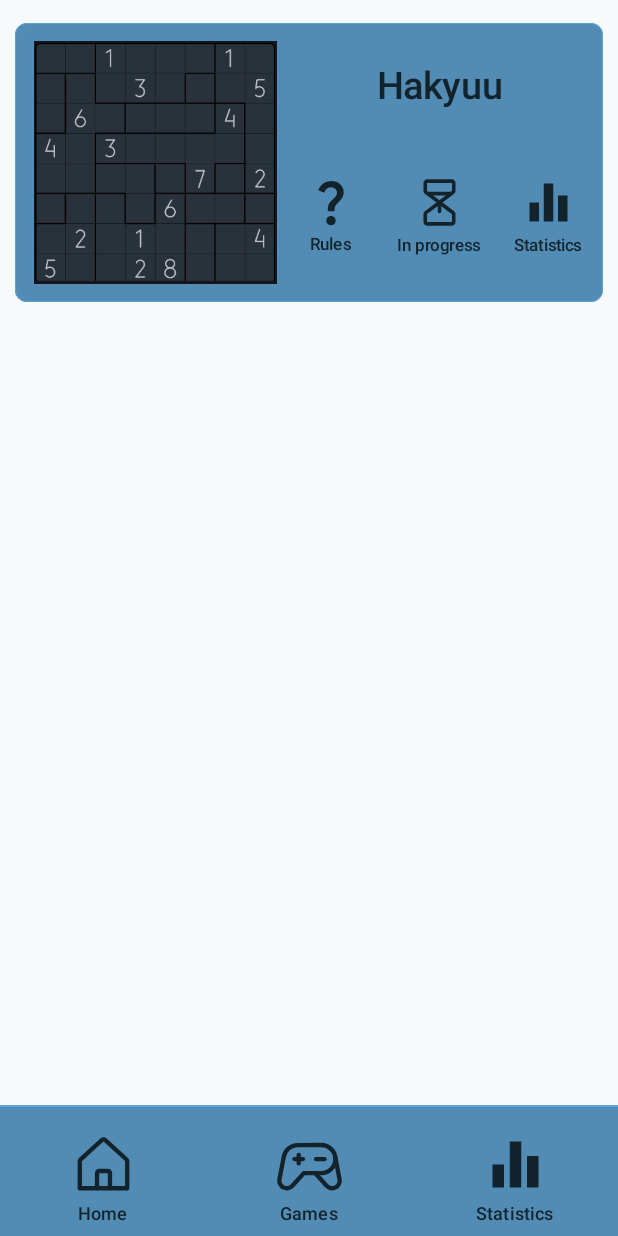
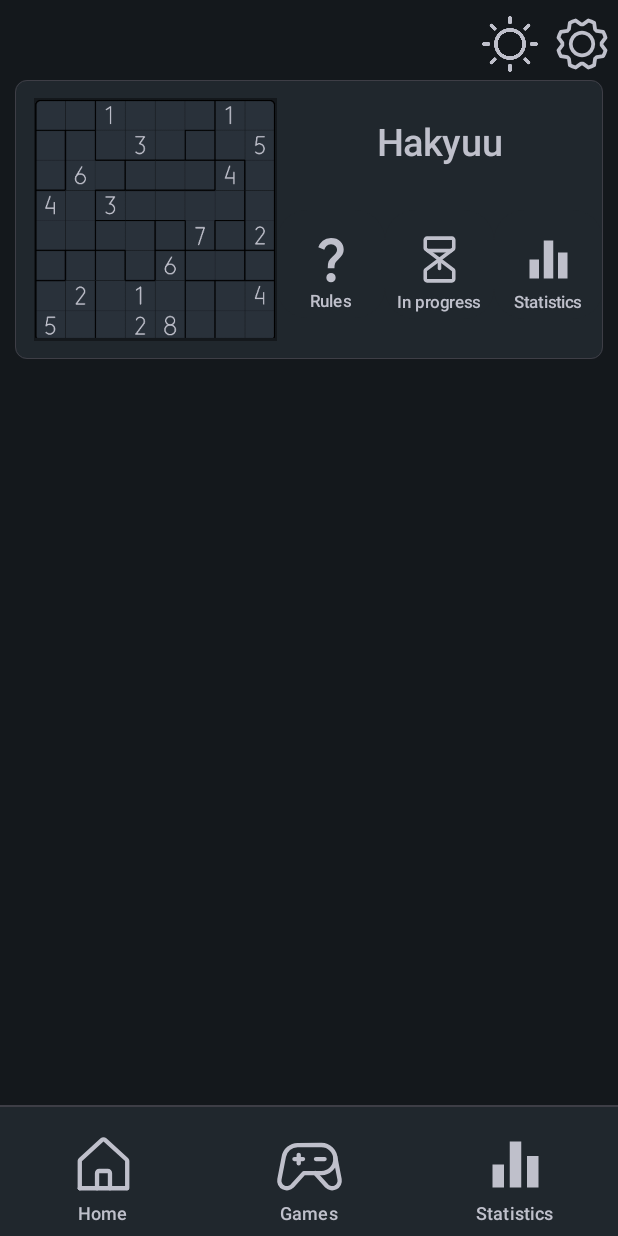
Before and after one commit to Ahydul/logic-games, an Android app built with Jetpack Compose: the screen it shows after launch (MainActivity), after a tap on "Games", on a phone screen of 412 x 824 dp. Run offline under Robolectric (Android 15) with nearby library versions, the phone set to English and light mode, and no system bars; our stand-ins replace Room's generated code; 1 statement that could not run was skipped; 2 other taps on this screen came first.

Commit message:
Add dark theme

```diff
--- a/app/src/main/java/com/example/tfg/MainActivity.kt
+++ b/app/src/main/java/com/example/tfg/MainActivity.kt
@@ -7,10 +7,13 @@ import androidx.activity.ComponentActivity
 import androidx.activity.compose.setContent
 import androidx.activity.viewModels
 import androidx.compose.foundation.background
+import androidx.compose.foundation.isSystemInDarkTheme
 import androidx.compose.foundation.layout.fillMaxSize
 import androidx.compose.foundation.layout.fillMaxWidth
 import androidx.compose.material3.MaterialTheme
 import androidx.compose.material3.Surface
+import androidx.compose.runtime.CompositionLocalProvider
+import androidx.compose.runtime.getValue
 import androidx.compose.ui.Modifier
 import androidx.compose.ui.res.colorResource
 import com.example.tfg.common.GameFactory
@@ -18,9 +21,12 @@ import com.example.tfg.common.IdGenerator
 import com.example.tfg.data.GameDatabase
 import com.example.tfg.data.LimitedGameDao
 import com.example.tfg.state.CustomMainViewModelFactory
+import com.example.tfg.state.DarkTheme
+import com.example.tfg.state.LocalTheme
 import com.example.tfg.state.MainViewModel
 import com.example.tfg.ui.components.mainactivity.MainScreen
 import com.example.tfg.ui.theme.TFGTheme
+import com.example.tfg.ui.theme.Theme
 import kotlinx.coroutines.runBlocking
 
 class MainActivity : ComponentActivity() {
@@ -34,24 +40,8 @@ class MainActivity : ComponentActivity() {
         }
     }
 
-    private fun getLastPlayedGame(dao: LimitedGameDao, configurationPrefs: SharedPreferences): Long {
-        var lastPlayedGame = configurationPrefs.getLong("lastPlayedGame", -1L)
-        if (lastPlayedGame != -1L && runBlocking { !dao.existsOnGoingGameById(lastPlayedGame) }) {
-            //Game was completed or doesn't exist
-            lastPlayedGame = -1L
-            with(configurationPrefs.edit()) {
-                putLong("lastPlayedGame", -1)
-                apply()
-            }
-        }
-        return lastPlayedGame
-    }
-
     override fun onRestart() {
-        val dao = GameDatabase.getDatabase(this).limitedGameDao()
-        val configurationPrefs = getSharedPreferences("Configuration", Context.MODE_PRIVATE)
-        val lastPlayedGame = getLastPlayedGame(dao, configurationPrefs)
-        viewModel?.setLastPlayedGame(lastPlayedGame)
+        viewModel?.setLastPlayedGame(-1)
         super.onRestart()
     }
 
@@ -63,14 +53,19 @@ class MainActivity : ComponentActivity() {
         val database = GameDatabase.getDatabase(this)
         val limitedGameDao = database.limitedGameDao()
         val statsDao = database.statsDao()
-        val lastPlayedGame = getLastPlayedGame(limitedGameDao, configurationPrefs)
         val gameFactory = GameFactory(database.gameDao())
-        val vm: MainViewModel by viewModels{ CustomMainViewModelFactory(limitedGameDao, statsDao, gameFactory, lastPlayedGame) }
+
+        val vm: MainViewModel by viewModels{ CustomMainViewModelFactory(limitedGameDao, statsDao, gameFactory, configurationPrefs) }
         viewModel = vm
 
         super.onCreate(savedInstanceState)
         setContent {
-            TFGTheme {
+            val darkTheme = when (vm.getTheme()) {
+                Theme.LIGHT_MODE -> DarkTheme(false)
+                Theme.DARK_MODE -> DarkTheme(true)
+            }
+            CompositionLocalProvider(LocalTheme provides darkTheme) {
+                TFGTheme(darkTheme = LocalTheme.current.isDark) {
                     // A surface container using the 'background' color from the theme
                     MainScreen(
                         viewModel = vm,
@@ -78,6 +73,7 @@ class MainActivity : ComponentActivity() {
                             .background(MaterialTheme.colorScheme.background)
                             .fillMaxWidth()
                     )
+                }
             }
         }
     }
--- a/app/src/main/java/com/example/tfg/common/GameInstance.kt
+++ b/app/src/main/java/com/example/tfg/common/GameInstance.kt
@@ -8,6 +8,8 @@ import com.example.tfg.common.entities.Game
 import com.example.tfg.common.entities.GameState
 import com.example.tfg.common.entities.relations.MoveWithActions
 import com.example.tfg.data.GameDao
+import kotlinx.coroutines.GlobalScope
+import kotlinx.coroutines.launch
 import kotlinx.coroutines.runBlocking
 
 class GameInstance(
@@ -23,6 +25,7 @@ class GameInstance(
         fun create(gameId: Long, gameDao: GameDao): GameInstance {
             val game = runBlocking { gameDao.getGameById(gameId) }
             val gameStateIds = runBlocking { gameDao.getGameStateIdsByGameId(gameId) }
+            if (gameStateIds.isEmpty()) GlobalScope.launch { gameDao.deleteGame(game) }
             val gameStateId = gameStateIds[0]
             val actualGameState = runBlocking { gameDao.getGameStateById(gameStateId) }
             val moves = runBlocking { gameDao.getMovesByGameStateId(gameStateId) }
--- a/app/src/main/java/com/example/tfg/state/ActiveGameViewModel.kt
+++ b/app/src/main/java/com/example/tfg/state/ActiveGameViewModel.kt
@@ -914,7 +914,7 @@ class ActiveGameViewModel(
             else getRandomPosition()
 
         if (getCellValue(position) != 0) return
-
+        addClue()
         setCell(
             index = position,
             newCell = getCell(position).copyOnlyIndex(value = getCompletedBoard()[position])
@@ -922,7 +922,6 @@ class ActiveGameViewModel(
 
         // We don't create a move to now avoid repeating clues
 
-        addClue()
     }
 
     fun buttonShouldBeEnabled(): Boolean {
--- a/app/src/main/java/com/example/tfg/state/CustomMainViewModelFactory.kt
+++ b/app/src/main/java/com/example/tfg/state/CustomMainViewModelFactory.kt
@@ -1,5 +1,6 @@
 package com.example.tfg.state
 
+import android.content.SharedPreferences
 import androidx.lifecycle.ViewModel
 import androidx.lifecycle.ViewModelProvider
 import com.example.tfg.common.GameFactory
@@ -12,12 +13,12 @@ class CustomMainViewModelFactory(
     private val gameDao: LimitedGameDao,
     private val statsDao: StatsDao,
     private val gameFactory: GameFactory,
-    private val lastPlayedGame: Long
+    private val configurationPrefs: SharedPreferences
 ) : ViewModelProvider.Factory
 {
     override fun <T : ViewModel> create(modelClass: Class<T>): T {
         if (modelClass.isAssignableFrom(MainViewModel::class.java)) {
-            return MainViewModel(gameDao, statsDao, gameFactory, lastPlayedGame) as T
+            return MainViewModel(gameDao, statsDao, gameFactory, configurationPrefs) as T
         }
         throw IllegalArgumentException("Unknown ViewModel class")
     }
--- /dev/null
+++ b/app/src/main/java/com/example/tfg/state/DarkTheme.kt
@@ -0,0 +1,7 @@
+package com.example.tfg.state
+
+import androidx.compose.runtime.compositionLocalOf
+
+data class DarkTheme(val isDark: Boolean = false)
+
+val LocalTheme = compositionLocalOf { DarkTheme() }
--- a/app/src/main/java/com/example/tfg/state/MainViewModel.kt
+++ b/app/src/main/java/com/example/tfg/state/MainViewModel.kt
@@ -1,14 +1,17 @@
 package com.example.tfg.state
 
+import android.content.SharedPreferences
 import android.graphics.Bitmap
+import androidx.compose.runtime.mutableStateOf
 import androidx.lifecycle.ViewModel
-import com.example.tfg.games.common.Difficulty
 import com.example.tfg.common.GameFactory
 import com.example.tfg.common.GameLowerInfo
 import com.example.tfg.common.utils.Utils
 import com.example.tfg.data.LimitedGameDao
 import com.example.tfg.data.StatsDao
+import com.example.tfg.games.common.Difficulty
 import com.example.tfg.games.common.Games
+import com.example.tfg.ui.theme.Theme
 import kotlinx.coroutines.runBlocking
 import java.time.LocalDateTime
 
@@ -16,10 +19,36 @@ class MainViewModel(
     private val gameDao: LimitedGameDao,
     private val statsDao: StatsDao,
     private val gameFactory: GameFactory,
-    private var lastPlayedGame: Long
+    private val configurationPrefs: SharedPreferences
 ) : ViewModel() {
 
+    private val themeUserSetting = mutableStateOf(
+        Theme.from(configurationPrefs.getString("theme", "LIGHT_MODE") ?: Theme.LIGHT_MODE.name)
+    )
+
+    private var lastPlayedGame = getLastPlayedGame()
+
 //  Main functions
+
+    private fun getLastPlayedGame(): Long {
+        var lastPlayedGame = configurationPrefs.getLong("lastPlayedGame", -1L)
+        if (lastPlayedGame != -1L && runBlocking { !gameDao.existsOnGoingGameById(lastPlayedGame) }) {
+            //Game was completed or doesn't exist
+            lastPlayedGame = -1L
+            with(configurationPrefs.edit()) {
+                putLong("lastPlayedGame", -1)
+                apply()
+            }
+        }
+        return lastPlayedGame
+    }
+
+    fun setLastPlayedGame(id: Long) {
+        with (configurationPrefs.edit()) {
+            putLong("lastPlayedGame", id)
+            apply() //asynchronous
+        }
+    }
 
     fun createGame(chosenGame: Games, numRows: Int, numColumns: Int, difficulty: Difficulty): Long {
         return runBlocking {
@@ -29,6 +58,28 @@ class MainViewModel(
                 numColumns = numColumns,
                 difficulty = difficulty
             )
+        }
+    }
+
+    fun getTheme() = themeUserSetting.value
+
+    fun setConfigurationTheme(theme: Theme) {
+        with (configurationPrefs.edit()) {
+            putString("theme", theme.name)
+            apply()
+        }
+    }
+
+    fun setTheme() {
+        when(getTheme()){
+            Theme.DARK_MODE -> {
+                themeUserSetting.value = Theme.LIGHT_MODE
+                setConfigurationTheme(Theme.LIGHT_MODE)
+            }
+            Theme.LIGHT_MODE -> {
+                themeUserSetting.value = Theme.DARK_MODE
+                setConfigurationTheme(Theme.DARK_MODE)
+            }
         }
     }
 
@@ -55,15 +106,10 @@ class MainViewModel(
         return runBlocking { gameDao.getGameById(gameId) }
     }
 
-    fun getLastPlayedGame(): GameLowerInfo? {
+    fun getLastPlayedGameInfo(): GameLowerInfo? {
         return if (lastPlayedGame == -1L) null
             else getGameByIdFromBb(lastPlayedGame)
     }
-
-    fun setLastPlayedGame(lastPlayedGame: Long){
-        this.lastPlayedGame = lastPlayedGame
-    }
-
 
 // Stats functions
 
--- a/app/src/main/java/com/example/tfg/ui/components/common/Headers.kt
+++ b/app/src/main/java/com/example/tfg/ui/components/common/Headers.kt
@@ -5,39 +5,28 @@ import androidx.compose.foundation.layout.Spacer
 import androidx.compose.material3.MaterialTheme
 import androidx.compose.runtime.Composable
 import androidx.compose.ui.Modifier
-import androidx.compose.ui.graphics.Color
 import androidx.compose.ui.res.painterResource
 import com.example.tfg.R
+import com.example.tfg.state.MainViewModel
+import com.example.tfg.ui.theme.Theme
 
 
 @Composable
-fun MainHeader(modifier: Modifier = Modifier) {
+fun MainHeader(
+    viewModel: MainViewModel,
+    modifier: Modifier = Modifier
+) {
     Row(modifier = modifier) {
         Spacer(modifier = Modifier.weight(1f))
-        PopupMenu(
-            menuBackgroundColor = MaterialTheme.colorScheme.primary,
-            expandedColor = MaterialTheme.colorScheme.outline,
-            dismissedColor = MaterialTheme.colorScheme.background
-        ) {
-            CustomFilledIconButton( /*TODO: THEMES*/
-                onClick = { },
-                painter =  painterResource(id = R.drawable.paint_brush),
-                contentDescription = "Click me for menu",
-                color = Color.Red,
-            )
-            CustomFilledIconButton(
-                onClick = {  },
-                painter =  painterResource(id = R.drawable.paint_brush),
-                contentDescription = "Click me for menu",
-                color = Color.Green
-            )
-            CustomFilledIconButton(
-                onClick = {  },
-                painter =  painterResource(id = R.drawable.paint_brush),
-                contentDescription = "Click me for menu",
-                color = Color.Magenta
-            )
-        }
+        CustomIconButton(
+            onClick = { viewModel.setTheme() },
+            painter =  painterResource(id = when (viewModel.getTheme()){
+                Theme.DARK_MODE -> R.drawable.sun
+                Theme.LIGHT_MODE -> R.drawable.moon
+            }),
+            iconColor = MaterialTheme.colorScheme.onBackground,
+            contentDescription = "Set theme",
+        )
         CustomIconButton(
             onClick = { /*TODO: Configuration menu*/ },
             painter =  painterResource(id = R.drawable.gear),
--- a/app/src/main/java/com/example/tfg/ui/components/mainactivity/GamesScreen.kt
+++ b/app/src/main/java/com/example/tfg/ui/components/mainactivity/GamesScreen.kt
@@ -54,6 +54,7 @@ import com.example.tfg.ui.components.common.CustomPopup
 import com.example.tfg.ui.components.common.CustomText
 import com.example.tfg.ui.components.common.CustomTextField
 import com.example.tfg.ui.components.common.LabeledIconButton
+import com.example.tfg.ui.components.common.MainHeader
 import com.example.tfg.ui.components.common.animateBlur
 import com.example.tfg.ui.components.common.defaultBitmap
 
@@ -84,10 +85,11 @@ fun GamesScreen(
 
     Column(
         modifier = modifier
-            .padding(10.dp)
             .verticalScroll(rememberScrollState())
             .blur(animatedBlur)
     ) {
+        MainHeader(viewModel = viewModel, modifier = modifier)
+
         val gameHakyuu = Games.HAKYUU
         ChooseGameButton(
             game = gameHakyuu,
@@ -340,7 +342,7 @@ private fun ChooseGameButton(
         paddingValues = PaddingValues(12.dp, 12.dp, 0.dp, 12.dp),
         shape = RoundedCornerShape(8.dp),
         borderStroke = BorderStroke(0.5.dp, color = MaterialTheme.colorScheme.outline),
-        modifier = modifier
+        modifier = modifier.padding(horizontal = 10.dp)
     ) {
         Image(
             painter = painterResource(id = R.drawable.hakyuu_dark),
--- a/app/src/main/java/com/example/tfg/ui/components/mainactivity/HomeButtons.kt
+++ b/app/src/main/java/com/example/tfg/ui/components/mainactivity/HomeButtons.kt
@@ -41,7 +41,7 @@ fun HomeButtons(
         }
         else {
             val continueLabel = stringResource(id = R.string._continue)
-            val game = viewModel.getLastPlayedGame()
+            val game = viewModel.getLastPlayedGameInfo()
 
             if (game!= null) {
                 val context = LocalContext.current
--- a/app/src/main/java/com/example/tfg/ui/components/mainactivity/HomeScreen.kt
+++ b/app/src/main/java/com/example/tfg/ui/components/mainactivity/HomeScreen.kt
@@ -20,7 +20,7 @@ fun HomeScreen(
     Column(modifier = modifier
         .fillMaxHeight()
     ) {
-        MainHeader(modifier = modifier.weight(1.3f))
+        MainHeader(viewModel = viewModel, modifier = modifier.weight(1.3f))
         Spacer(modifier = mod.weight(8f))
         HomeButtons(
             modifier = mod.weight(5f),
--- a/app/src/main/java/com/example/tfg/ui/theme/Theme.kt
+++ b/app/src/main/java/com/example/tfg/ui/theme/Theme.kt
@@ -42,6 +42,21 @@ private val LightColorScheme = lightColorScheme(
     onBackground = Color(0xFF242A2A),
 )
 
+enum class Theme {
+    DARK_MODE,
+    LIGHT_MODE;
+
+    companion object {
+        fun from(str: String?): Theme {
+            return when(str) {
+                DARK_MODE.name -> DARK_MODE
+                LIGHT_MODE.name -> LIGHT_MODE
+                else -> LIGHT_MODE
+            }
+        }
+    }
+}
+
 @Composable
 fun TFGTheme(
     darkTheme: Boolean = isSystemInDarkTheme(),
--- /dev/null
+++ b/app/src/main/res/drawable/moon.xml
@@ -0,0 +1,13 @@
+<vector xmlns:android="http://schemas.android.com/apk/res/android"
+    android:width="256dp"
+    android:height="256dp"
+    android:viewportWidth="256"
+    android:viewportHeight="256">
+  <path
+      android:pathData="M216.7,152.6A91.9,91.9 0,0 1,103.4 39.3h0A92,92 0,1 0,216.7 152.6Z"
+      android:strokeLineJoin="round"
+      android:strokeWidth="16"
+      android:fillColor="#00000000"
+      android:strokeColor="#000"
+      android:strokeLineCap="round"/>
+</vector>
--- a/app/src/main/res/drawable/resume.xml
+++ b/app/src/main/res/drawable/resume.xml
@@ -7,6 +7,6 @@
       android:pathData="M3.05,2.75C3.05,2.446 2.804,2.2 2.5,2.2C2.196,2.2 1.95,2.446 1.95,2.75V12.25C1.95,12.554 2.196,12.8 2.5,12.8C2.804,12.8 3.05,12.554 3.05,12.25V2.75ZM5.733,2.308C5.578,2.226 5.392,2.231 5.242,2.322C5.092,2.412 5,2.575 5,2.75V12.25C5,12.425 5.092,12.588 5.242,12.678C5.392,12.769 5.578,12.774 5.733,12.692L14.733,7.942C14.897,7.856 15,7.685 15,7.5C15,7.315 14.897,7.144 14.733,7.058L5.733,2.308ZM6,11.421V3.579L13.429,7.5L6,11.421Z"
       android:fillColor="#00000000"
       android:strokeColor="#000"
-      android:strokeWidth="1.3"
+      android:strokeWidth="1.5"
       android:fillType="evenOdd"/>
 </vector>
```
Also changed, not shown: app/src/main/java/com/example/tfg/ActiveGame.kt (+11 -1 lines), app/src/main/java/com/example/tfg/ui/components/activegame/Top.kt (+2 -5 lines), app/src/main/res/drawable/lightbulb.xml (added, +27 -0 lines), app/src/main/res/drawable/sun.png (added). Lines whose indentation alone changed are shown as unchanged.
